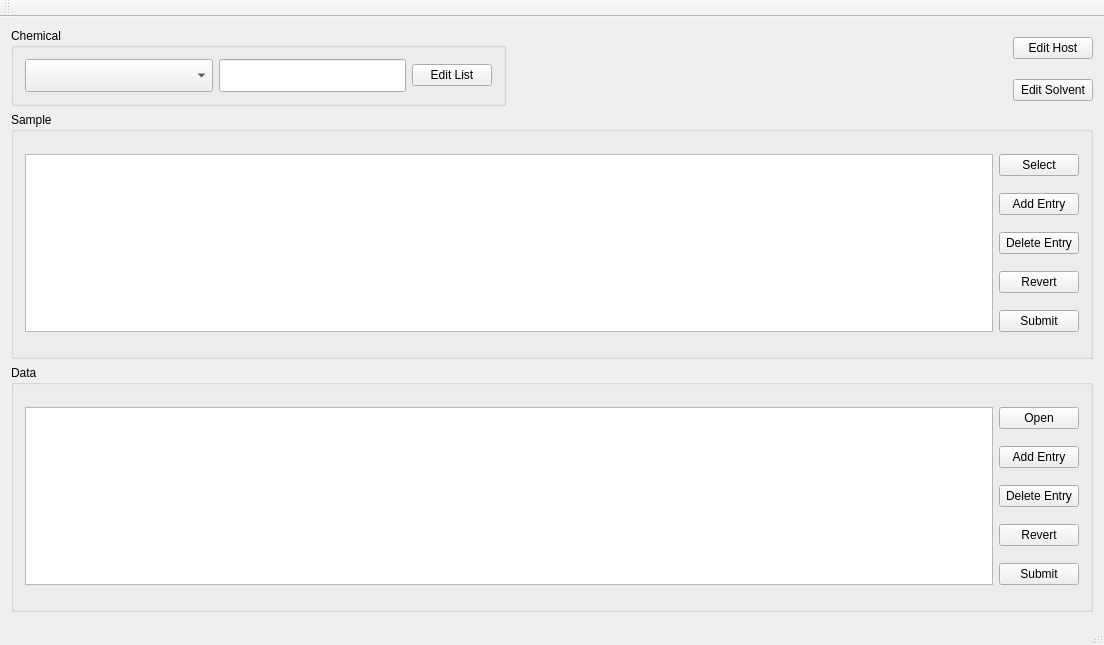
Above: mainwindow.ui from TripletESR/SampleDatabase before the change. Below: the same form after it.
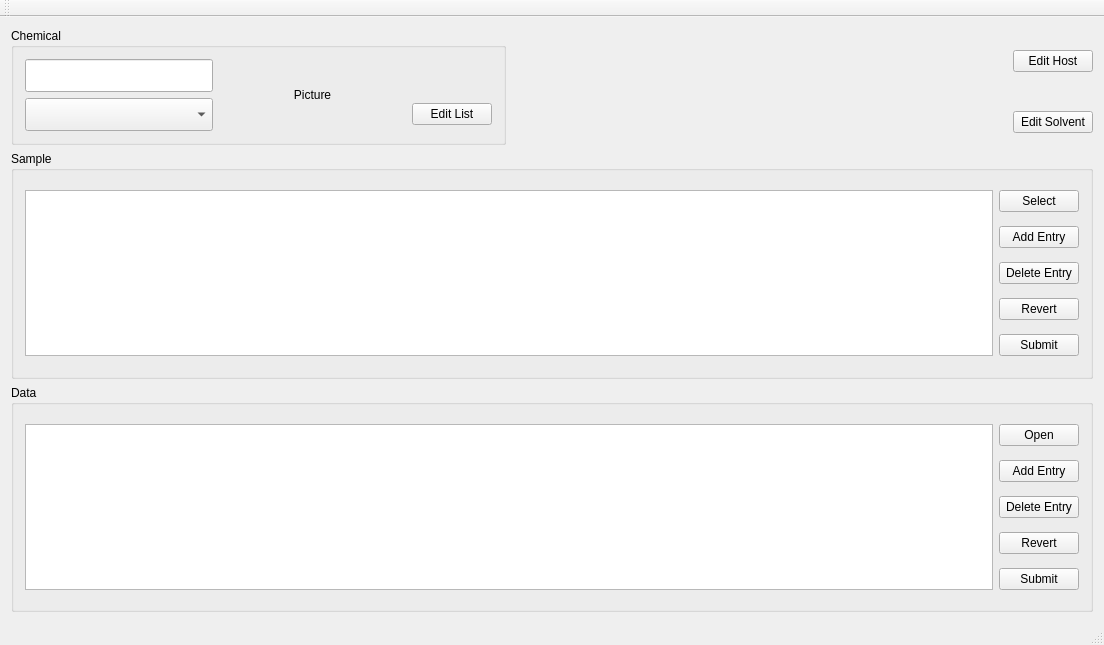
That is the form after the change.

Commit message: added Chmeical picture

```diff
--- a/mainwindow.ui
+++ b/mainwindow.ui
@@ -14,23 +14,14 @@
    <string>Sample Database</string>
   </property>
   <widget class="QWidget" name="centralWidget">
-   <layout class="QGridLayout" name="gridLayout" rowstretch="1,1,6,6" columnstretch="1,1,0" columnminimumwidth="250,0,0">
+   <layout class="QGridLayout" name="gridLayout" rowstretch="2,2,6,6" columnstretch="1,1,0" columnminimumwidth="250,0,0">
     <item row="0" column="0" rowspan="2">
      <widget class="QGroupBox" name="groupBox">
       <property name="title">
        <string>Chemical</string>
       </property>
-      <layout class="QGridLayout" name="gridLayout_4" columnstretch="1,1,0" columnminimumwidth="100,100,50">
+      <layout class="QGridLayout" name="gridLayout_4" rowstretch="3,0" columnstretch="1,1,0">
        <item row="0" column="0">
-        <widget class="QComboBox" name="comboBox_chemical">
-         <property name="font">
-          <font>
-           <pointsize>16</pointsize>
-          </font>
-         </property>
-        </widget>
-       </item>
-       <item row="0" column="1">
         <widget class="QLineEdit" name="lineEdit_ChemFormula">
          <property name="font">
           <font>
@@ -39,13 +30,32 @@
          </property>
         </widget>
        </item>
-       <item row="0" column="2">
+       <item row="1" column="0">
+        <widget class="QComboBox" name="comboBox_chemical">
+         <property name="font">
+          <font>
+           <pointsize>16</pointsize>
+          </font>
+         </property>
+        </widget>
+       </item>
+       <item row="1" column="2">
         <widget class="QPushButton" name="pushButton_editChemical">
          <property name="text">
           <string>Edit List</string>
          </property>
         </widget>
        </item>
+       <item row="0" column="1" rowspan="2">
+        <widget class="QLabel" name="label_Picture">
+         <property name="text">
+          <string>Picture</string>
+         </property>
+         <property name="alignment">
+          <set>Qt::AlignCenter</set>
+         </property>
+        </widget>
+       </item>
       </layout>
      </widget>
     </item>
@@ -150,19 +160,6 @@
       </layout>
      </widget>
     </item>
-    <item row="1" column="1">
-     <spacer name="horizontalSpacer">
-      <property name="orientation">
-       <enum>Qt::Horizontal</enum>
-      </property>
-      <property name="sizeHint" stdset="0">
-       <size>
-        <width>40</width>
-        <height>20</height>
-       </size>
-      </property>
-     </spacer>
-    </item>
     <item row="1" column="2">
      <widget class="QPushButton" name="pushButton_editSolvent">
       <property name="text">
```
The commit also changes 2 other files.
